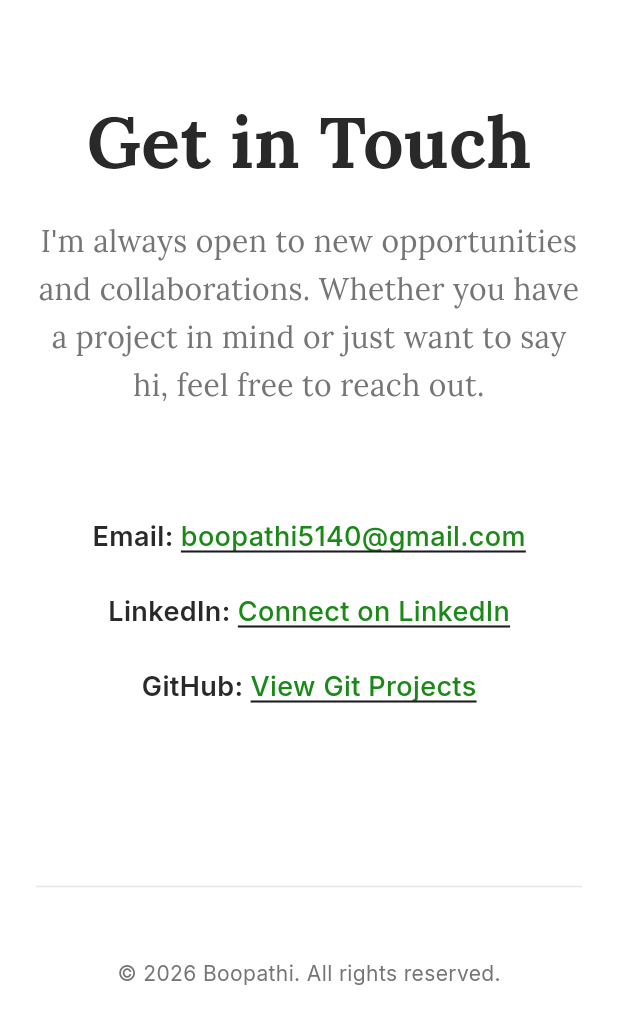
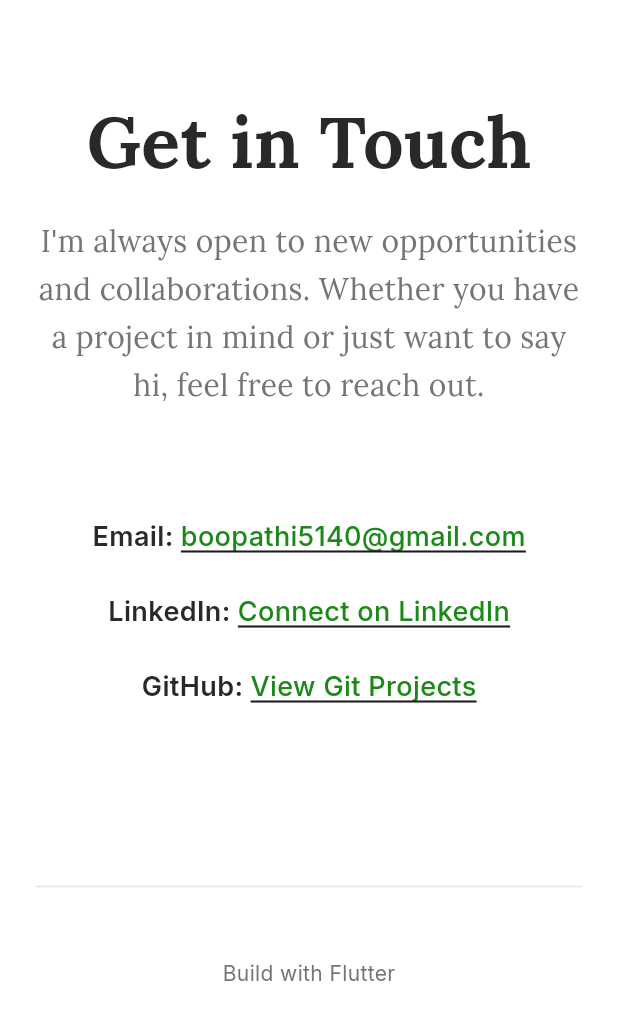
Before and after one commit to boopathi-376/boopathi-portfolio, a Flutter app: the ContactSection widget shown alone on an empty page, opened directly, on a phone screen of 412 x 824 dp. Shown: the top 1024 px of the screen. Run offline on Flutter 3.47's test engine with Material 3 defaults, Android fonts, the phone set to English and light mode, and no system bars; our stand-ins replace google_fonts; network calls fail.

Commit message:
Changes in hero section

```diff
--- a/lib/widgets/contact_section.dart
+++ b/lib/widgets/contact_section.dart
@@ -72,7 +72,7 @@ class ContactSection extends StatelessWidget {
                   const Divider(color: AppColors.border),
                   const SizedBox(height: 40),
                   Text(
-                    "© ${DateTime.now().year} ${personalInfo.name}. All rights reserved.",
+                    "Build with Flutter",
                     style: GoogleFonts.inter(
                       color: AppColors.textSecondary,
                       fontSize: 14,
--- a/lib/widgets/hero_section.dart
+++ b/lib/widgets/hero_section.dart
@@ -76,7 +76,7 @@ class HeroSection extends StatelessWidget {
         Text(
           personalInfo.name,
           style: GoogleFonts.lora(
-            fontSize: isWeb ? 80 : 48,
+            fontSize: isWeb ? 48 : 28,
             fontWeight: FontWeight.bold,
             color: AppColors.textPrimary,
             height: 1.1,
```
